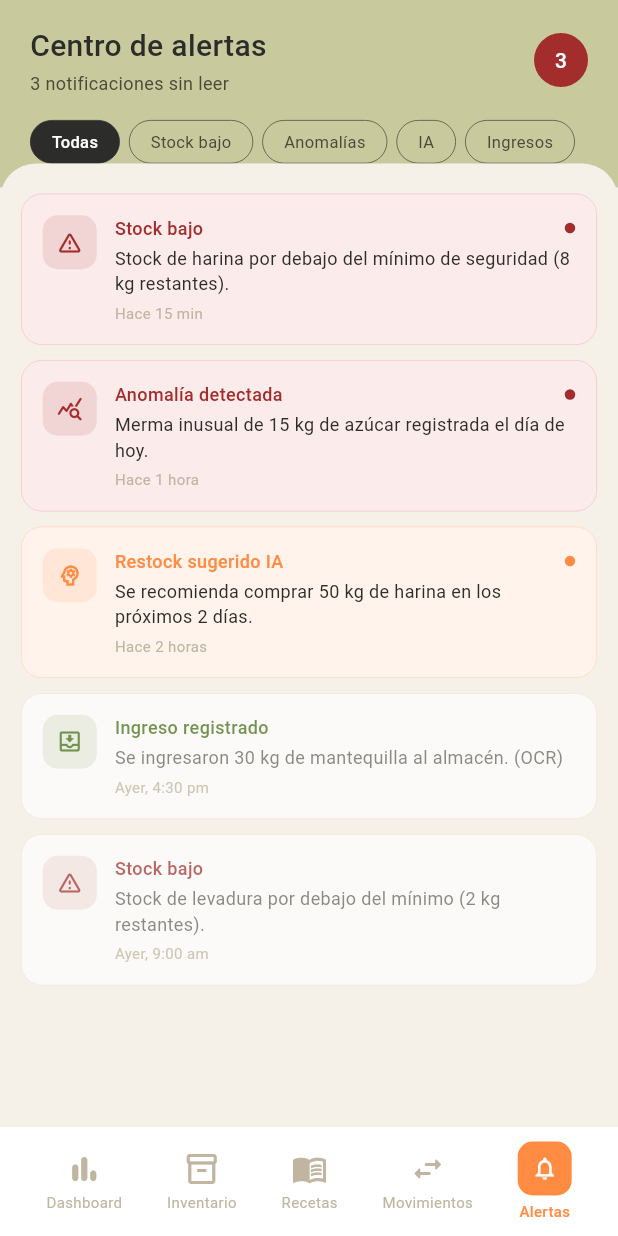
After one commit to jair95819/HappyOven, a Flutter app: the CentroAlertasView screen opened by its route, on a phone screen of 412 x 824 dp. The commit adds this screen. Run offline on Flutter 3.47's test engine with Material 3 defaults, Android fonts, the phone set to English and light mode, and no system bars; our stand-ins replace fl_chart, flutter_riverpod, go_router, supabase_flutter; accounts and stored records are empty.

Commit message:
Pantalla de centro de alertas

```diff
--- a/lib/core/router/app_router.dart
+++ b/lib/core/router/app_router.dart
@@ -4,6 +4,7 @@ import 'package:flutter_riverpod/flutter_riverpod.dart';
 import 'package:happy_oven/features/auth/presentation/views/login_view.dart';
 import 'package:happy_oven/features/auth/presentation/views/recuperar_password_view.dart';
 import 'package:happy_oven/features/analitica_alertas/presentation/views/dashboard_inteligente_view.dart';
+import 'package:happy_oven/features/analitica_alertas/presentation/views/centro_alertas_view.dart';
 
 final GoRouter appRouter = GoRouter(
   initialLocation: '/login',
@@ -22,6 +23,10 @@ final GoRouter appRouter = GoRouter(
       path: '/dashboard',
       builder: (context, state) => const DashboardInteligenteView(),
     ),
+    GoRoute(
+      path: '/alertas',
+      builder: (context, state) => const CentroAlertasView(),
+    ),
   ],
 );
 
--- /dev/null
+++ b/lib/features/analitica_alertas/presentation/views/centro_alertas_view.dart
@@ -0,0 +1,448 @@
+import 'package:flutter/material.dart';
+
+class CentroAlertasView extends StatefulWidget {
+  const CentroAlertasView({super.key});
+
+  @override
+  State<CentroAlertasView> createState() => _CentroAlertasViewState();
+}
+
+class _CentroAlertasViewState extends State<CentroAlertasView> {
+  static const _olive = Color(0xFFC8CA9E);
+  static const _oliveDark = Color(0xFF4A4A38);
+  static const _orange = Color(0xFFFF8C42);
+  static const _orangeLight = Color(0xFFFFF3EB);
+  static const _orangeBorde = Color(0xFFFFD9BE);
+  static const _beige = Color(0xFFF5F0E8);
+  static const _beigeDeep = Color(0xFFEDE5D6);
+  static const _textDark = Color(0xFF2C2C2A);
+  static const _textGray = Color(0xFF5F5E5A);
+  static const _textMuted = Color(0xFFBFB5A0);
+  static const _danger = Color(0xFFA32D2D);
+  static const _dangerLight = Color(0xFFFCEBEB);
+  static const _dangerBorde = Color(0xFFF5C6C6);
+  static const _success = Color(0xFF3B6D11);
+  static const _successLight = Color(0xFFEAF3DE);
+
+  // Filtro activo
+  _FiltroAlerta _filtroActivo = _FiltroAlerta.todas;
+
+  // Datos de ejemplo — luego vendrán del ViewModel
+  final List<_Alerta> _alertas = [
+    _Alerta(
+      tipo: _FiltroAlerta.stockBajo,
+      titulo: 'Stock bajo',
+      mensaje:
+          'Stock de harina por debajo del mínimo de seguridad (8 kg restantes).',
+      tiempo: 'Hace 15 min',
+      leida: false,
+    ),
+    _Alerta(
+      tipo: _FiltroAlerta.anomalia,
+      titulo: 'Anomalía detectada',
+      mensaje: 'Merma inusual de 15 kg de azúcar registrada el día de hoy.',
+      tiempo: 'Hace 1 hora',
+      leida: false,
+    ),
+    _Alerta(
+      tipo: _FiltroAlerta.ia,
+      titulo: 'Restock sugerido IA',
+      mensaje: 'Se recomienda comprar 50 kg de harina en los próximos 2 días.',
+      tiempo: 'Hace 2 horas',
+      leida: false,
+    ),
+    _Alerta(
+      tipo: _FiltroAlerta.ingreso,
+      titulo: 'Ingreso registrado',
+      mensaje: 'Se ingresaron 30 kg de mantequilla al almacén. (OCR)',
+      tiempo: 'Ayer, 4:30 pm',
+      leida: true,
+    ),
+    _Alerta(
+      tipo: _FiltroAlerta.stockBajo,
+      titulo: 'Stock bajo',
+      mensaje: 'Stock de levadura por debajo del mínimo (2 kg restantes).',
+      tiempo: 'Ayer, 9:00 am',
+      leida: true,
+    ),
+  ];
+
+  List<_Alerta> get _alertasFiltradas {
+    if (_filtroActivo == _FiltroAlerta.todas) return _alertas;
+    return _alertas.where((a) => a.tipo == _filtroActivo).toList();
+  }
+
+  int get _noLeidas => _alertas.where((a) => !a.leida).length;
+
+  @override
+  Widget build(BuildContext context) {
+    return Scaffold(
+      backgroundColor: _beige,
+      body: Column(
+        children: [
+          _buildHeader(),
+          Expanded(child: _buildLista()),
+          _buildBottomNav(),
+        ],
+      ),
+    );
+  }
+
+  // ── Header oliva
+  Widget _buildHeader() {
+    return Container(
+      color: _olive,
+      child: SafeArea(
+        bottom: false,
+        child: Padding(
+          padding: const EdgeInsets.fromLTRB(20, 16, 20, 0),
+          child: Column(
+            crossAxisAlignment: CrossAxisAlignment.start,
+            children: [
+              Row(
+                mainAxisAlignment: MainAxisAlignment.spaceBetween,
+                children: [
+                  Column(
+                    crossAxisAlignment: CrossAxisAlignment.start,
+                    children: [
+                      Text(
+                        'Centro de alertas',
+                        style: TextStyle(
+                          fontSize: 20,
+                          fontWeight: FontWeight.w500,
+                          color: _textDark,
+                        ),
+                      ),
+                      const SizedBox(height: 2),
+                      Text(
+                        '$_noLeidas notificaciones sin leer',
+                        style: TextStyle(fontSize: 12, color: _oliveDark),
+                      ),
+                    ],
+                  ),
+                  Container(
+                    width: 36,
+                    height: 36,
+                    decoration: BoxDecoration(
+                      color: _danger,
+                      shape: BoxShape.circle,
+                    ),
+                    child: Center(
+                      child: Text(
+                        '$_noLeidas',
+                        style: const TextStyle(
+                          fontSize: 14,
+                          fontWeight: FontWeight.w500,
+                          color: Colors.white,
+                        ),
+                      ),
+                    ),
+                  ),
+                ],
+              ),
+              const SizedBox(height: 16),
+              // Filtros
+              SingleChildScrollView(
+                scrollDirection: Axis.horizontal,
+                child: Row(
+                  children: _FiltroAlerta.values.map((filtro) {
+                    final activo = _filtroActivo == filtro;
+                    return GestureDetector(
+                      onTap: () => setState(() => _filtroActivo = filtro),
+                      child: Container(
+                        margin: const EdgeInsets.only(right: 6, bottom: 16),
+                        padding: const EdgeInsets.symmetric(
+                          horizontal: 14,
+                          vertical: 6,
+                        ),
+                        decoration: BoxDecoration(
+                          color: activo ? _textDark : _olive,
+                          borderRadius: BorderRadius.circular(999),
+                          border: Border.all(
+                            color: activo ? _textDark : _oliveDark,
+                            width: 0.5,
+                          ),
+                        ),
+                        child: Text(
+                          filtro.etiqueta,
+                          style: TextStyle(
+                            fontSize: 11,
+                            fontWeight: activo
+                                ? FontWeight.w500
+                                : FontWeight.normal,
+                            color: activo ? Colors.white : _oliveDark,
+                          ),
+                        ),
+                      ),
+                    );
+                  }).toList(),
+                ),
+              ),
+            ],
+          ),
+        ),
+      ),
+    );
+  }
+
+  // ── Lista de alertas
+  Widget _buildLista() {
+    return Container(
+      decoration: const BoxDecoration(
+        color: _beige,
+        borderRadius: BorderRadius.only(
+          topLeft: Radius.circular(24),
+          topRight: Radius.circular(24),
+        ),
+      ),
+      transform: Matrix4.translationValues(0, -16, 0),
+      child: ClipRRect(
+        borderRadius: const BorderRadius.only(
+          topLeft: Radius.circular(24),
+          topRight: Radius.circular(24),
+        ),
+        child: ListView.separated(
+          padding: const EdgeInsets.fromLTRB(14, 20, 14, 8),
+          itemCount: _alertasFiltradas.length,
+          separatorBuilder: (_, __) => const SizedBox(height: 10),
+          itemBuilder: (context, index) {
+            return _buildAlertaCard(_alertasFiltradas[index]);
+          },
+        ),
+      ),
+    );
+  }
+
+  Widget _buildAlertaCard(_Alerta alerta) {
+    final config = _configPorTipo(alerta.tipo);
+    return Opacity(
+      opacity: alerta.leida ? 0.7 : 1.0,
+      child: Container(
+        padding: const EdgeInsets.all(14),
+        decoration: BoxDecoration(
+          color: alerta.leida ? Colors.white : config.colorFondo,
+          borderRadius: BorderRadius.circular(14),
+          border: Border.all(
+            color: alerta.leida ? _beigeDeep : config.colorBorde,
+            width: 0.5,
+          ),
+        ),
+        child: Row(
+          crossAxisAlignment: CrossAxisAlignment.start,
+          children: [
+            // Ícono
+            Container(
+              width: 36,
+              height: 36,
+              decoration: BoxDecoration(
+                color: config.colorIconoFondo,
+                borderRadius: BorderRadius.circular(10),
+              ),
+              child: Icon(config.icono, color: config.colorIcono, size: 18),
+            ),
+            const SizedBox(width: 12),
+            // Contenido
+            Expanded(
+              child: Column(
+                crossAxisAlignment: CrossAxisAlignment.start,
+                children: [
+                  Row(
+                    mainAxisAlignment: MainAxisAlignment.spaceBetween,
+                    children: [
+                      Text(
+                        alerta.titulo,
+                        style: TextStyle(
+                          fontSize: 12,
+                          fontWeight: FontWeight.w500,
+                          color: config.colorIcono,
+                        ),
+                      ),
+                      if (!alerta.leida)
+                        Container(
+                          width: 7,
+                          height: 7,
+                          decoration: BoxDecoration(
+                            color: config.colorIcono,
+                            shape: BoxShape.circle,
+                          ),
+                        ),
+                    ],
+                  ),
+                  const SizedBox(height: 3),
+                  Text(
+                    alerta.mensaje,
+                    style: TextStyle(
+                      fontSize: 12,
+                      color: alerta.leida ? _textGray : _textDark,
+                      height: 1.4,
+                    ),
+                  ),
+                  const SizedBox(height: 4),
+                  Text(
+                    alerta.tiempo,
+                    style: TextStyle(fontSize: 10, color: _textMuted),
+                  ),
+                ],
+              ),
+            ),
+          ],
+        ),
+      ),
+    );
+  }
+
+  _ConfigAlerta _configPorTipo(_FiltroAlerta tipo) {
+    switch (tipo) {
+      case _FiltroAlerta.stockBajo:
+        return _ConfigAlerta(
+          icono: Icons.warning_amber_rounded,
+          colorFondo: _dangerLight,
+          colorBorde: _dangerBorde,
+          colorIcono: _danger,
+          colorIconoFondo: _danger.withOpacity(0.12),
+        );
+      case _FiltroAlerta.anomalia:
+        return _ConfigAlerta(
+          icono: Icons.query_stats_rounded,
+          colorFondo: _dangerLight,
+          colorBorde: _dangerBorde,
+          colorIcono: _danger,
+          colorIconoFondo: _danger.withOpacity(0.12),
+        );
+      case _FiltroAlerta.ia:
+        return _ConfigAlerta(
+          icono: Icons.psychology_outlined,
+          colorFondo: _orangeLight,
+          colorBorde: _orangeBorde,
+          colorIcono: _orange,
+          colorIconoFondo: _orange.withOpacity(0.12),
+        );
+      case _FiltroAlerta.ingreso:
+        return _ConfigAlerta(
+          icono: Icons.move_to_inbox_outlined,
+          colorFondo: _successLight,
+          colorBorde: const Color(0xFFC2DFA8),
+          colorIcono: _success,
+          colorIconoFondo: _success.withOpacity(0.12),
+        );
+      case _FiltroAlerta.todas:
+        return _ConfigAlerta(
+          icono: Icons.notifications_outlined,
+          colorFondo: _beige,
+          colorBorde: _beigeDeep,
+          colorIcono: _textDark,
+          colorIconoFondo: _beigeDeep,
+        );
+    }
+  }
+
+  // ── Bottom navigation
+  Widget _buildBottomNav() {
+    return Container(
+      decoration: BoxDecoration(
+        color: Colors.white,
+        border: Border(top: BorderSide(color: _beigeDeep, width: 0.5)),
+      ),
+      child: SafeArea(
+        top: false,
+        child: Padding(
+          padding: const EdgeInsets.symmetric(horizontal: 16, vertical: 10),
+          child: Row(
+            mainAxisAlignment: MainAxisAlignment.spaceAround,
+            children: [
+              _buildNavItem(Icons.bar_chart_rounded, 'Dashboard', false),
+              _buildNavItem(Icons.inventory_2_outlined, 'Inventario', false),
+              _buildNavItem(Icons.menu_book_outlined, 'Recetas', false),
+              _buildNavItem(Icons.swap_horiz_rounded, 'Movimientos', false),
+              _buildNavItem(Icons.notifications_outlined, 'Alertas', true),
+            ],
+          ),
+        ),
+      ),
+    );
+  }
+
+  Widget _buildNavItem(IconData icono, String etiqueta, bool activo) {
+    return Column(
+      mainAxisSize: MainAxisSize.min,
+      children: [
+        activo
+            ? Container(
+                width: 36,
+                height: 36,
+                decoration: BoxDecoration(
+                  color: _orange,
+                  borderRadius: BorderRadius.circular(10),
+                ),
+                child: Icon(icono, color: Colors.white, size: 18),
+              )
+            : Icon(icono, color: _textMuted, size: 24),
+        const SizedBox(height: 3),
+        Text(
+          etiqueta,
+          style: TextStyle(
+            fontSize: 10,
+            fontWeight: activo ? FontWeight.w500 : FontWeight.normal,
+            color: activo ? _orange : _textMuted,
+          ),
+        ),
+      ],
+    );
+  }
+}
+
+// ── Modelos locales temporales
+enum _FiltroAlerta {
+  todas,
+  stockBajo,
+  anomalia,
+  ia,
+  ingreso;
+
+  String get etiqueta {
+    switch (this) {
+      case _FiltroAlerta.todas:
+        return 'Todas';
+      case _FiltroAlerta.stockBajo:
+        return 'Stock bajo';
+      case _FiltroAlerta.anomalia:
+        return 'Anomalías';
+      case _FiltroAlerta.ia:
+        return 'IA';
+      case _FiltroAlerta.ingreso:
+        return 'Ingresos';
+    }
+  }
+}
+
+class _Alerta {
+  final _FiltroAlerta tipo;
+  final String titulo;
+  final String mensaje;
+  final String tiempo;
+  final bool leida;
+
+  const _Alerta({
+    required this.tipo,
+    required this.titulo,
+    required this.mensaje,
+    required this.tiempo,
+    required this.leida,
+  });
+}
+
+class _ConfigAlerta {
+  final IconData icono;
+  final Color colorFondo;
+  final Color colorBorde;
+  final Color colorIcono;
+  final Color colorIconoFondo;
+
+  const _ConfigAlerta({
+    required this.icono,
+    required this.colorFondo,
+    required this.colorBorde,
+    required this.colorIcono,
+    required this.colorIconoFondo,
+  });
+}
```
